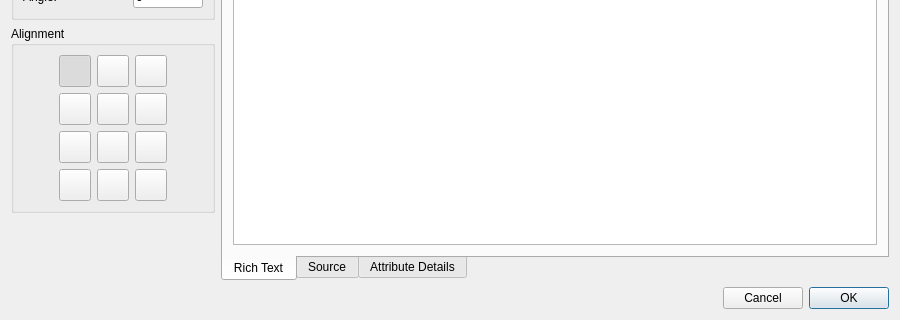
The window that scripts/Draw/Text/TextDialog/TextDialog.ui (qcad/qcad) describes before a commit, drawn with Qt 5; both pictures show x 0 to 900 and y 280 to 600 of the 900 by 600 pixel window.
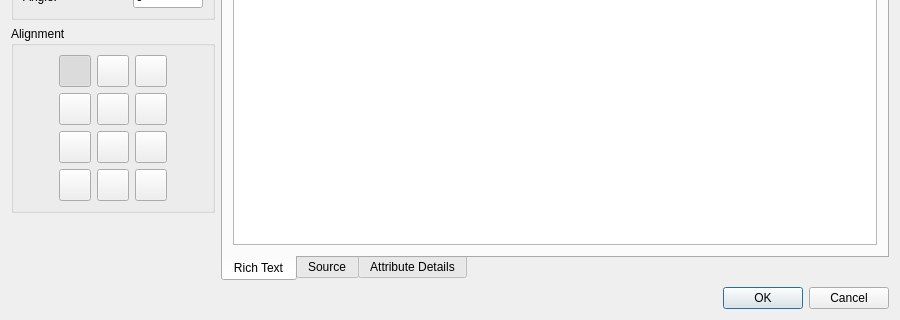
The same window after the commit. Icons and pictures are not drawn. Custom widgets are drawn as their Qt base class.

Commit message: text dialog: use button box for system standard order of buttons

Patch:
```diff
--- a/scripts/Draw/Text/TextDialog/TextDialog.ui
+++ b/scripts/Draw/Text/TextDialog/TextDialog.ui
@@ -1039,50 +1039,11 @@
     </layout>
    </item>
    <item>
-    <layout class="QHBoxLayout" name="horizontalLayout_3">
-     <property name="sizeConstraint">
-      <enum>QLayout::SetDefaultConstraint</enum>
+    <widget class="QDialogButtonBox" name="ButtonBox">
+     <property name="standardButtons">
+      <set>QDialogButtonBox::StandardButton::Cancel|QDialogButtonBox::StandardButton::Ok</set>
      </property>
-     <item>
-      <spacer name="horizontalSpacer_3">
-       <property name="orientation">
-        <enum>Qt::Horizontal</enum>
-       </property>
-       <property name="sizeHint" stdset="0">
-        <size>
-         <width>40</width>
-         <height>20</height>
-        </size>
-       </property>
-      </spacer>
-     </item>
-     <item>
-      <widget class="QPushButton" name="Cancel">
-       <property name="text">
-        <string>Cancel</string>
-       </property>
-       <property name="shortcut">
-        <string notr="true">Esc</string>
-       </property>
-       <property name="autoDefault">
-        <bool>true</bool>
-       </property>
-      </widget>
-     </item>
-     <item>
-      <widget class="QPushButton" name="OK">
-       <property name="text">
-        <string>OK</string>
-       </property>
-       <property name="shortcut">
-        <string notr="true">Ctrl+Return</string>
-       </property>
-       <property name="default">
-        <bool>true</bool>
-       </property>
-      </widget>
-     </item>
-    </layout>
+    </widget>
    </item>
   </layout>
  </widget>
```
Left out of the diff: 57 changed lines with no effect on the pictures. The commit also changes 1 other file.
